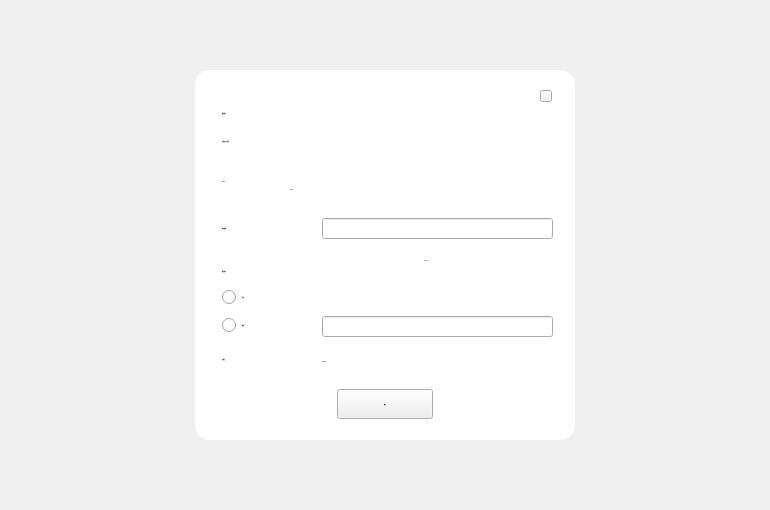
This is LNKWallet/capitalTransferPage/CapitalTransferPage.ui in HcashOrg/hx-indicator as Qt 5 draws it before an edit. The edited form follows.
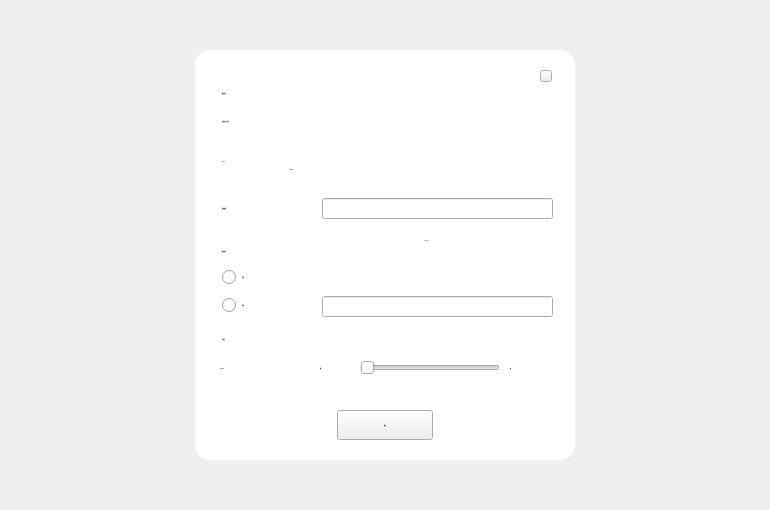
This is the edited form.

Diff of the .ui file:
```diff
--- a/LNKWallet/capitalTransferPage/CapitalTransferPage.ui
+++ b/LNKWallet/capitalTransferPage/CapitalTransferPage.ui
@@ -29,7 +29,7 @@
    <property name="geometry">
     <rect>
      <x>222</x>
-     <y>100</y>
+     <y>80</y>
      <width>121</width>
      <height>26</height>
     </rect>
@@ -54,7 +54,7 @@
    <property name="geometry">
     <rect>
      <x>222</x>
-     <y>140</y>
+     <y>120</y>
      <width>160</width>
      <height>30</height>
     </rect>
@@ -73,7 +73,7 @@
    <property name="geometry">
     <rect>
      <x>430</x>
-     <y>140</y>
+     <y>120</y>
      <width>130</width>
      <height>30</height>
     </rect>
@@ -92,7 +92,7 @@
    <property name="geometry">
     <rect>
      <x>222</x>
-     <y>263</y>
+     <y>243</y>
      <width>150</width>
      <height>16</height>
     </rect>
@@ -105,20 +105,20 @@
    <property name="geometry">
     <rect>
      <x>322</x>
-     <y>351</y>
+     <y>331</y>
      <width>171</width>
      <height>20</height>
     </rect>
    </property>
    <property name="text">
-    <string>TextLabel</string>
+    <string/>
    </property>
   </widget>
   <widget class="QToolButton" name="toolButton_close">
    <property name="geometry">
     <rect>
      <x>540</x>
-     <y>90</y>
+     <y>70</y>
      <width>12</width>
      <height>12</height>
     </rect>
@@ -143,7 +143,7 @@
    <property name="geometry">
     <rect>
      <x>222</x>
-     <y>288</y>
+     <y>268</y>
      <width>80</width>
      <height>18</height>
     </rect>
@@ -165,7 +165,7 @@
    <property name="geometry">
     <rect>
      <x>222</x>
-     <y>316</y>
+     <y>296</y>
      <width>80</width>
      <height>18</height>
     </rect>
@@ -187,7 +187,7 @@
    <property name="geometry">
     <rect>
      <x>222</x>
-     <y>220</y>
+     <y>200</y>
      <width>101</width>
      <height>16</height>
     </rect>
@@ -200,7 +200,7 @@
    <property name="geometry">
     <rect>
      <x>322</x>
-     <y>218</y>
+     <y>198</y>
      <width>231</width>
      <height>21</height>
     </rect>
@@ -219,7 +219,7 @@
    <property name="geometry">
     <rect>
      <x>322</x>
-     <y>316</y>
+     <y>296</y>
      <width>231</width>
      <height>21</height>
     </rect>
@@ -238,7 +238,7 @@
    <property name="geometry">
     <rect>
      <x>222</x>
-     <y>351</y>
+     <y>331</y>
      <width>100</width>
      <height>16</height>
     </rect>
@@ -251,7 +251,7 @@
    <property name="geometry">
     <rect>
      <x>337</x>
-     <y>389</y>
+     <y>410</y>
      <width>96</width>
      <height>30</height>
     </rect>
@@ -276,7 +276,7 @@
    <property name="geometry">
     <rect>
      <x>306</x>
-     <y>240</y>
+     <y>220</y>
      <width>241</width>
      <height>41</height>
     </rect>
@@ -296,7 +296,7 @@
    <property name="geometry">
     <rect>
      <x>340</x>
-     <y>100</y>
+     <y>80</y>
      <width>171</width>
      <height>20</height>
     </rect>
@@ -313,9 +313,9 @@
    <property name="geometry">
     <rect>
      <x>195</x>
-     <y>70</y>
+     <y>50</y>
      <width>380</width>
-     <height>370</height>
+     <height>410</height>
     </rect>
    </property>
    <property name="styleSheet">
@@ -330,7 +330,7 @@
    <property name="geometry">
     <rect>
      <x>222</x>
-     <y>180</y>
+     <y>160</y>
      <width>60</width>
      <height>20</height>
     </rect>
@@ -355,7 +355,7 @@
    <property name="geometry">
     <rect>
      <x>290</x>
-     <y>180</y>
+     <y>160</y>
      <width>281</width>
      <height>20</height>
     </rect>
@@ -379,6 +379,71 @@
     <set>Qt::LinksAccessibleByMouse|Qt::TextSelectableByMouse</set>
    </property>
   </widget>
+  <widget class="QLabel" name="label_gas">
+   <property name="geometry">
+    <rect>
+     <x>220</x>
+     <y>360</y>
+     <width>100</width>
+     <height>16</height>
+    </rect>
+   </property>
+   <property name="text">
+    <string>Gas Price</string>
+   </property>
+  </widget>
+  <widget class="QSlider" name="slider">
+   <property name="geometry">
+    <rect>
+     <x>360</x>
+     <y>360</y>
+     <width>140</width>
+     <height>16</height>
+    </rect>
+   </property>
+   <property name="orientation">
+    <enum>Qt::Horizontal</enum>
+   </property>
+  </widget>
+  <widget class="QLabel" name="label_slow">
+   <property name="geometry">
+    <rect>
+     <x>320</x>
+     <y>360</y>
+     <width>30</width>
+     <height>16</height>
+    </rect>
+   </property>
+   <property name="text">
+    <string>慢</string>
+   </property>
+  </widget>
+  <widget class="QLabel" name="label_fast">
+   <property name="geometry">
+    <rect>
+     <x>510</x>
+     <y>360</y>
+     <width>30</width>
+     <height>16</height>
+    </rect>
+   </property>
+   <property name="text">
+    <string>快</string>
+   </property>
+  </widget>
+  <widget class="QLabel" name="sliderValueLabel">
+   <property name="geometry">
+    <rect>
+     <x>360</x>
+     <y>380</y>
+     <width>50</width>
+     <height>16</height>
+    </rect>
+   </property>
+   <property name="text">
+    <string/>
+   </property>
+  </widget>
   <zorder>label_back</zorder>
   <zorder>label_title</zorder>
   <zorder>label_1</zorder>
@@ -397,6 +462,11 @@
   <zorder>label_marktip</zorder>
   <zorder>label_addressTitle_2</zorder>
   <zorder>label_tunnelAddress</zorder>
+  <zorder>label_gas</zorder>
+  <zorder>slider</zorder>
+  <zorder>label_slow</zorder>
+  <zorder>label_fast</zorder>
+  <zorder>sliderValueLabel</zorder>
  </widget>
  <resources/>
  <connections/>
```
